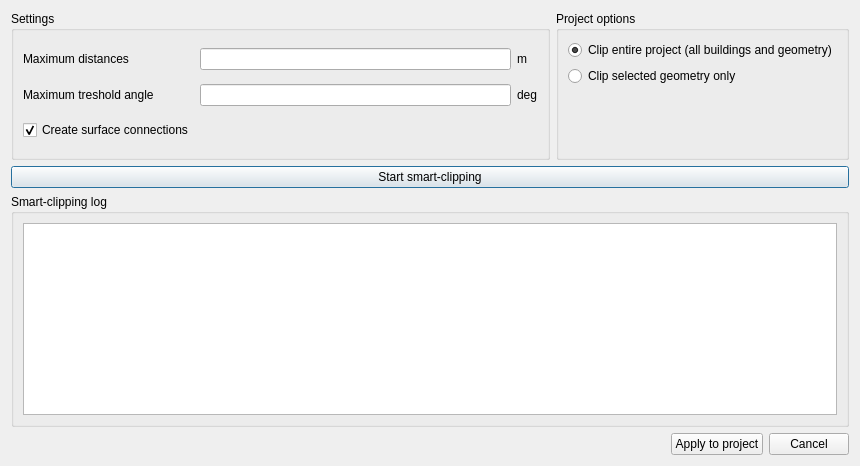
ghorwin/SIM-VICUS, file SIM-VICUS/src/SVSmartIntersectionDialog.ui: the form before one commit.
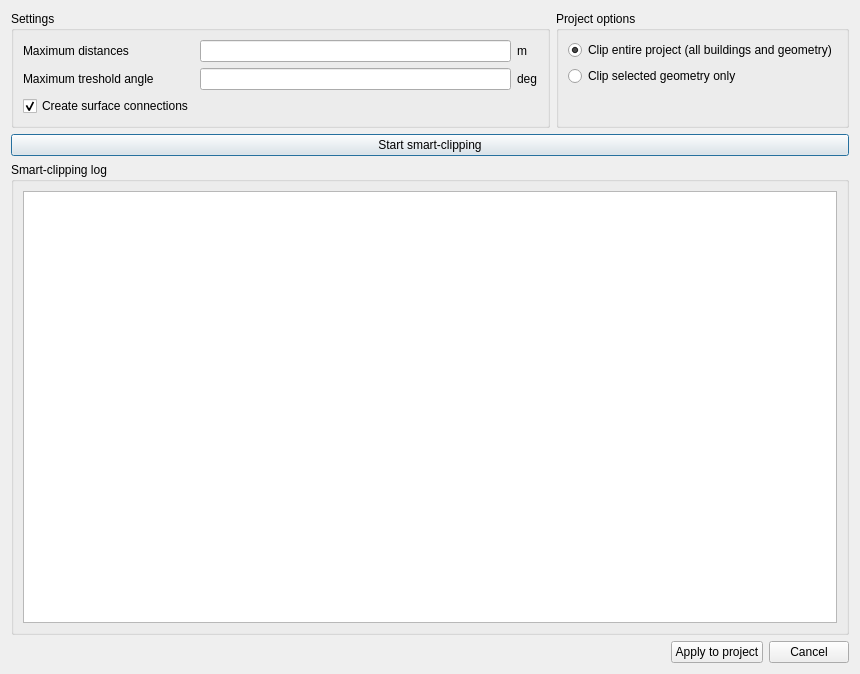
The form after the commit. Custom widgets are drawn as their Qt base class.

Commit message: Refinement in intersection widget

The edit to the form file:
```diff
--- a/SIM-VICUS/src/SVSmartIntersectionDialog.ui
+++ b/SIM-VICUS/src/SVSmartIntersectionDialog.ui
@@ -7,13 +7,13 @@
     <x>0</x>
     <y>0</y>
     <width>860</width>
-    <height>466</height>
+    <height>674</height>
    </rect>
   </property>
   <property name="windowTitle">
    <string>Smart-clipping settings</string>
   </property>
-  <layout class="QVBoxLayout" name="verticalLayout_3">
+  <layout class="QVBoxLayout" name="verticalLayout_3" stretch="0,0,1,0">
    <item>
     <layout class="QHBoxLayout" name="horizontalLayout_3">
      <item>
@@ -128,6 +128,11 @@
      <layout class="QVBoxLayout" name="verticalLayout">
       <item>
        <widget class="QPlainTextEdit" name="plainTextEdit">
+        <property name="font">
+         <font>
+          <family>Ubuntu Mono</family>
+         </font>
+        </property>
         <property name="readOnly">
          <bool>true</bool>
         </property>
```
